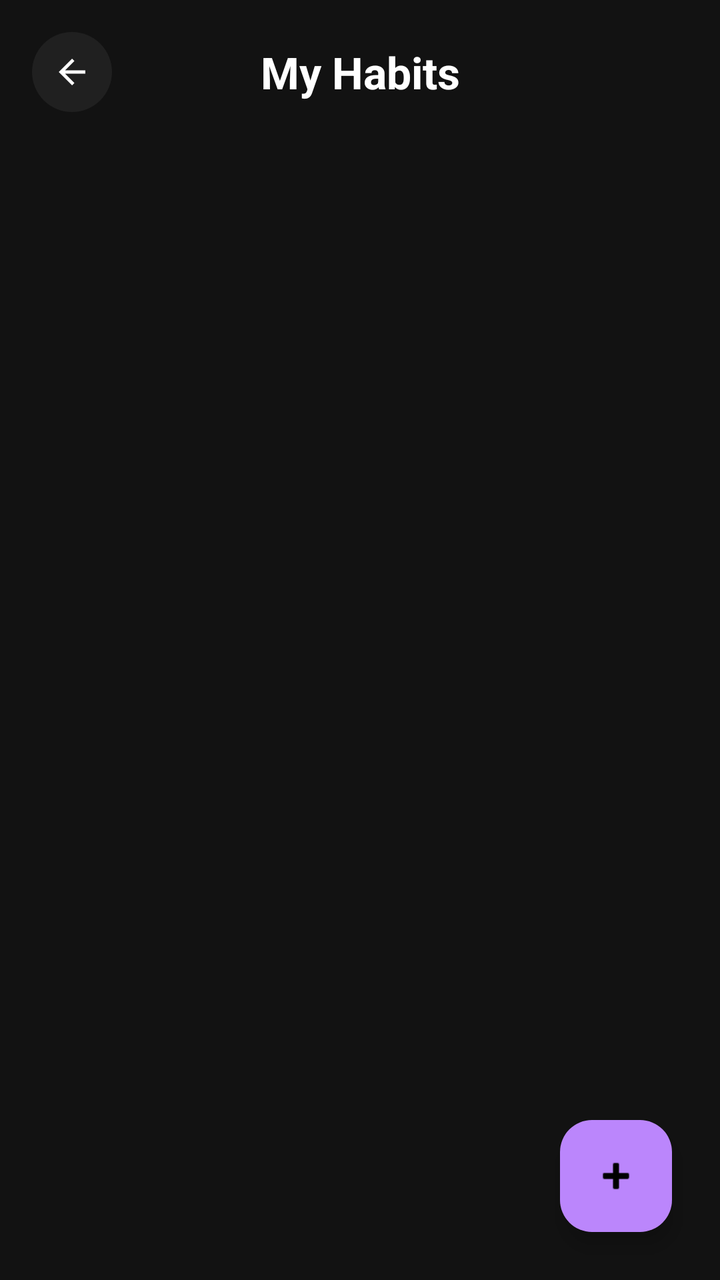
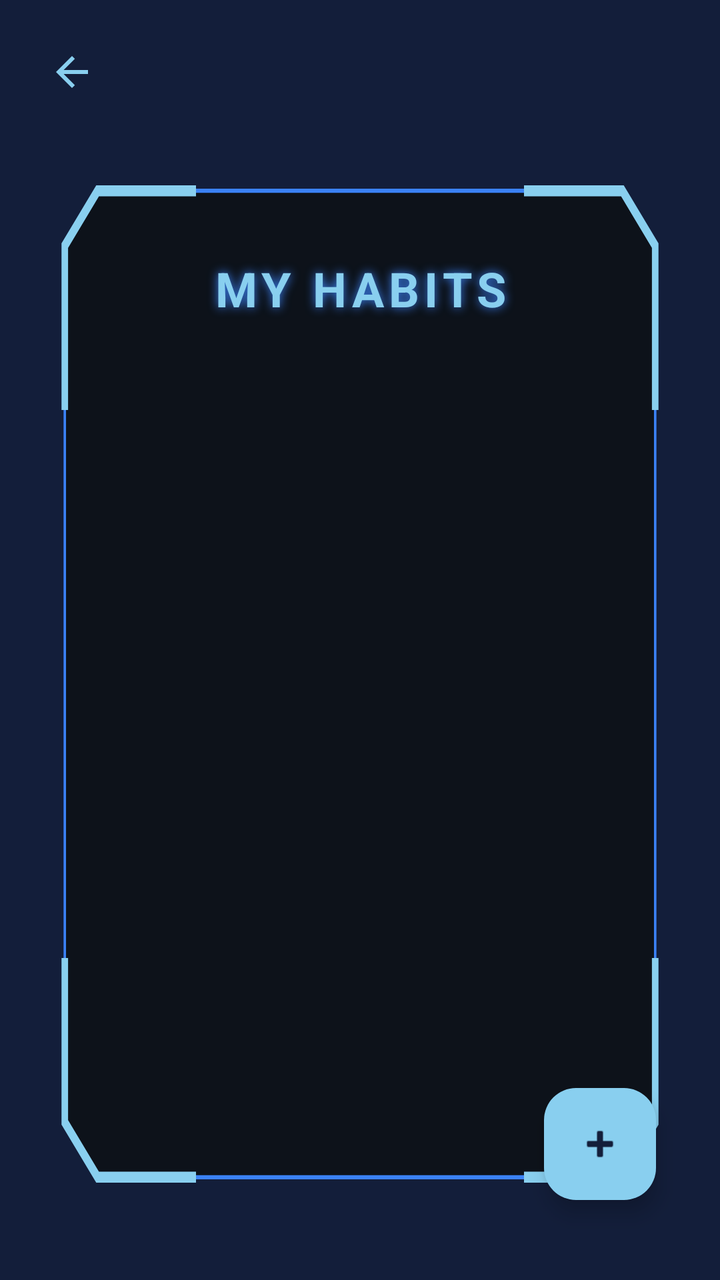

The first picture is an Android layout as it rendered before a commit; the second is the same layout after the commit. The layout source and the unified diff follow.
<!-- AndroidManifest.xml: application theme Theme.HabitFLOWS -->
<!-- res/layout/activity_habit.xml -->
<?xml version="1.0" encoding="utf-8"?>
<androidx.constraintlayout.widget.ConstraintLayout xmlns:android="http://schemas.android.com/apk/res/android"
    xmlns:app="http://schemas.android.com/apk/res-auto"
    xmlns:tools="http://schemas.android.com/tools"
    android:id="@+id/main"
    android:layout_width="match_parent"
    android:layout_height="match_parent"
    android:background="@color/background_black"
    tools:context=".Habit">

    
    <ImageView
        android:id="@+id/btnBackProfile"
        android:layout_width="40dp"
        android:layout_height="40dp"
        android:layout_marginStart="16dp"
        android:layout_marginTop="16dp"
        android:background="@drawable/circle_button_bg"
        android:contentDescription="Back"
        android:padding="10dp"
        app:layout_constraintStart_toStartOf="parent"
        app:layout_constraintTop_toTopOf="parent"
        app:srcCompat="@drawable/outline_arrow_back_24"
        app:tint="@color/white" />

    <TextView
        android:id="@+id/tvHabitHeader"
        android:layout_width="wrap_content"
        android:layout_height="wrap_content"
        android:text="My Habits"
        android:textAppearance="@style/TextAppearance.Material3.TitleLarge"
        android:textColor="@color/white"
        android:textStyle="bold"
        app:layout_constraintBottom_toBottomOf="@+id/btnBackProfile"
        app:layout_constraintEnd_toEndOf="parent"
        app:layout_constraintStart_toStartOf="parent"
        app:layout_constraintTop_toTopOf="@+id/btnBackProfile" />

    
    <androidx.recyclerview.widget.RecyclerView
        android:id="@+id/rvHabits"
        android:layout_width="match_parent"
        android:layout_height="0dp"
        android:layout_marginTop="16dp"
        android:clipToPadding="false"
        android:paddingBottom="88dp"
        app:layout_constraintBottom_toBottomOf="parent"
        app:layout_constraintTop_toBottomOf="@id/btnBackProfile"
        tools:listitem="@layout/item_habit" />

    
    <com.google.android.material.floatingactionbutton.FloatingActionButton
        android:id="@+id/fabAddHabit"
        android:layout_width="wrap_content"
        android:layout_height="wrap_content"
        android:layout_margin="24dp"
        android:contentDescription="Add Habit"
        android:src="@android:drawable/ic_input_add"
        app:backgroundTint="@color/purple_200"
        app:layout_constraintBottom_toBottomOf="parent"
        app:layout_constraintEnd_toEndOf="parent"
        app:tint="@color/black" />

</androidx.constraintlayout.widget.ConstraintLayout>
<!-- res/layout/item_habit.xml (included above) -->
<?xml version="1.0" encoding="utf-8"?>
<com.google.android.material.card.MaterialCardView xmlns:android="http://schemas.android.com/apk/res/android"
    xmlns:app="http://schemas.android.com/apk/res-auto"
    android:layout_width="match_parent"
    android:layout_height="wrap_content"
    android:layout_marginHorizontal="20dp"
    android:layout_marginVertical="8dp"
    app:cardBackgroundColor="@color/surface_dark"
    app:cardCornerRadius="24dp"
    app:cardElevation="4dp">

    <androidx.constraintlayout.widget.ConstraintLayout
        android:layout_width="match_parent"
        android:layout_height="wrap_content"
        android:padding="24dp">

        <TextView
            android:id="@+id/tvHabitName"
            android:layout_width="0dp"
            android:layout_height="wrap_content"
            android:layout_marginEnd="8dp"
            android:textAppearance="@style/TextAppearance.Material3.HeadlineSmall"
            android:textColor="@color/whiteText"
            android:textStyle="bold"
            app:layout_constraintEnd_toStartOf="@+id/llButtons"
            app:layout_constraintStart_toStartOf="parent"
            app:layout_constraintTop_toTopOf="parent" />

        <LinearLayout
            android:id="@+id/llButtons"
            android:layout_width="wrap_content"
            android:layout_height="wrap_content"
            android:orientation="horizontal"
            app:layout_constraintEnd_toEndOf="parent"
            app:layout_constraintTop_toTopOf="parent">

            <com.google.android.material.button.MaterialButton
                android:id="@+id/btnEditHabit"
                style="@style/Widget.Material3.Button.TextButton"
                android:layout_width="wrap_content"
                android:layout_height="wrap_content"
                android:minWidth="0dp"
                android:minHeight="0dp"
                android:padding="4dp"
                android:text="Edit"
                android:textColor="@color/purple_200"
                android:textSize="12sp"
                app:icon="@android:drawable/ic_menu_edit"
                app:iconSize="14dp"
                app:iconTint="@color/purple_200" />

            <com.google.android.material.button.MaterialButton
                android:id="@+id/btnDeleteHabit"
                style="@style/Widget.Material3.Button.TextButton"
                android:layout_width="wrap_content"
                android:layout_height="wrap_content"
                android:minWidth="0dp"
                android:minHeight="0dp"
                android:padding="4dp"
                android:text="Delete"
                android:textColor="#FF5252"
                android:textSize="12sp"
                app:icon="@android:drawable/ic_menu_delete"
                app:iconSize="14dp"
                app:iconTint="#FF5252" />
        </LinearLayout>

        <LinearLayout
            android:id="@+id/llDuration"
            android:layout_width="wrap_content"
            android:layout_height="wrap_content"
            android:layout_marginTop="20dp"
            android:orientation="vertical"
            app:layout_constraintStart_toStartOf="parent"
            app:layout_constraintTop_toBottomOf="@id/tvHabitName">

            <TextView
                android:layout_width="wrap_content"
                android:layout_height="wrap_content"
                android:text="DURATION"
                android:textAppearance="@style/TextAppearance.Material3.LabelLarge"
                android:textColor="#80FFFFFF" />

            <TextView
                android:id="@+id/tvHabitDuration"
                android:layout_width="wrap_content"
                android:layout_height="wrap_content"
                android:textAppearance="@style/TextAppearance.Material3.BodyLarge"
                android:textColor="@color/whiteText" />
        </LinearLayout>

        <TextView
            android:id="@+id/tvProgressLabel"
            android:layout_width="wrap_content"
            android:layout_height="wrap_content"
            android:layout_marginTop="28dp"
            android:text="PROGRESS"
            android:textAppearance="@style/TextAppearance.Material3.LabelLarge"
            android:textColor="#80FFFFFF"
            app:layout_constraintStart_toStartOf="parent"
            app:layout_constraintTop_toBottomOf="@id/llDuration" />

        <com.google.android.material.progressindicator.LinearProgressIndicator
            android:id="@+id/habitProgressIndicator"
            android:layout_width="0dp"
            android:layout_height="wrap_content"
            android:layout_marginTop="12dp"
            app:indicatorColor="@color/purple_200"
            app:layout_constraintEnd_toStartOf="@+id/tvHabitPercentage"
            app:layout_constraintStart_toStartOf="parent"
            app:layout_constraintTop_toBottomOf="@id/tvProgressLabel"
            app:trackColor="#1AFFFFFF"
            app:trackCornerRadius="8dp"
            app:trackThickness="12dp" />

        <TextView
            android:id="@+id/tvHabitPercentage"
            android:layout_width="wrap_content"
            android:layout_height="wrap_content"
            android:layout_marginStart="16dp"
            android:textAppearance="@style/TextAppearance.Material3.TitleMedium"
            android:textColor="@color/purple_200"
            android:textStyle="bold"
            app:layout_constraintBottom_toBottomOf="@+id/habitProgressIndicator"
            app:layout_constraintEnd_toEndOf="parent"
            app:layout_constraintTop_toTopOf="@+id/habitProgressIndicator" />

    </androidx.constraintlayout.widget.ConstraintLayout>
</com.google.android.material.card.MaterialCardView>
<!-- resources referenced by this layout -->
<resources>
  <color name="background_black">#121212</color>
  <color name="black">#FF000000</color>
  <color name="purple_200">#FFBB86FC</color>
  <color name="surface_dark">#1E1E1E</color>
  <color name="white">#FFFFFFFF</color>
  <color name="whiteText">#FFFFFF</color>
  <!-- drawable circle_button_bg (drawable) -->
  <?xml version="1.0" encoding="utf-8"?>
  <shape xmlns:android="http://schemas.android.com/apk/res/android"
      android:shape="oval">
      <solid android:color="#0FFFFFFF" />
  </shape>
  <!-- drawable outline_arrow_back_24 (drawable) -->
  <vector xmlns:android="http://schemas.android.com/apk/res/android" android:autoMirrored="true" android:height="24dp" android:tint="#000000" android:viewportHeight="960" android:viewportWidth="960" android:width="24dp">
        
      <path android:fillColor="@android:color/white" android:pathData="M313,520L537,744L480,800L160,480L480,160L537,216L313,440L800,440L800,520L313,520Z"/>
      
  </vector>
  <style name="Theme.HabitFLOWS" parent="Base.Theme.HabitFLOWS" />
  <style name="Base.Theme.HabitFLOWS" parent="Theme.Material3.DayNight.NoActionBar">
          
          
      </style>
</resources>

<!-- the commit's change to res/layout/activity_habit.xml (unified diff, before → after) -->
@@ -1,65 +1,91 @@
 <?xml version="1.0" encoding="utf-8"?>
-<androidx.constraintlayout.widget.ConstraintLayout xmlns:android="http://schemas.android.com/apk/res/android"
+<androidx.constraintlayout.widget.ConstraintLayout 
+    xmlns:android="http://schemas.android.com/apk/res/android"
     xmlns:app="http://schemas.android.com/apk/res-auto"
     xmlns:tools="http://schemas.android.com/tools"
     android:id="@+id/main"
     android:layout_width="match_parent"
     android:layout_height="match_parent"
-    android:background="@color/background_black"
+    android:background="@color/denim"
     tools:context=".Habit">
 
     
     <ImageView
         android:id="@+id/btnBackProfile"
-        android:layout_width="40dp"
-        android:layout_height="40dp"
-        android:layout_marginStart="16dp"
-        android:layout_marginTop="16dp"
-        android:background="@drawable/circle_button_bg"
+        android:layout_width="48dp"
+        android:layout_height="48dp"
+        android:layout_marginStart="12dp"
+        android:layout_marginTop="12dp"
         android:contentDescription="Back"
-        android:padding="10dp"
+        android:padding="12dp"
+        android:src="@drawable/outline_arrow_back_24"
         app:layout_constraintStart_toStartOf="parent"
         app:layout_constraintTop_toTopOf="parent"
-        app:srcCompat="@drawable/outline_arrow_back_24"
-        app:tint="@color/white" />
-
-    <TextView
-        android:id="@+id/tvHabitHeader"
-        android:layout_width="wrap_content"
-        android:layout_height="wrap_content"
-        android:text="My Habits"
-        android:textAppearance="@style/TextAppearance.Material3.TitleLarge"
-        android:textColor="@color/white"
-        android:textStyle="bold"
-        app:layout_constraintBottom_toBottomOf="@+id/btnBackProfile"
+        app:tint="@color/baby_blue" />
+
+    
+    <LinearLayout
+        android:id="@+id/notificationContainer"
+        android:layout_width="0dp"
+        android:layout_height="0dp"
+        android:layout_marginStart="16dp"
+        android:layout_marginTop="8dp"
+        android:layout_marginEnd="16dp"
+        android:layout_marginBottom="24dp"
+        android:background="@drawable/system"
+        android:orientation="vertical"
+        android:padding="48dp"
+        app:layout_constrainedWidth="true"
+        app:layout_constraintWidth_max="550dp"
+        app:layout_constraintBottom_toBottomOf="parent"
         app:layout_constraintEnd_toEndOf="parent"
         app:layout_constraintStart_toStartOf="parent"
-        app:layout_constraintTop_toTopOf="@+id/btnBackProfile" />
-
-    
-    <androidx.recyclerview.widget.RecyclerView
-        android:id="@+id/rvHabits"
-        android:layout_width="match_parent"
-        android:layout_height="0dp"
-        android:layout_marginTop="16dp"
-        android:clipToPadding="false"
-        android:paddingBottom="88dp"
-        app:layout_constraintBottom_toBottomOf="parent"
-        app:layout_constraintTop_toBottomOf="@id/btnBackProfile"
-        tools:listitem="@layout/item_habit" />
+        app:layout_constraintTop_toBottomOf="@id/btnBackProfile">
+
+        
+        <TextView
+            android:id="@+id/tvHabitHeader"
+            android:layout_width="match_parent"
+            android:layout_height="wrap_content"
+            android:layout_marginTop="12dp"
+            android:layout_marginBottom="24dp"
+            android:gravity="center"
+            android:letterSpacing="0.1"
+            android:shadowColor="@color/border"
+            android:shadowDx="0"
+            android:shadowDy="0"
+            android:shadowRadius="12"
+            android:text="MY HABITS"
+            android:textColor="@color/baby_blue"
+            android:textSize="24sp"
+            android:textStyle="bold" />
+
+        
+        <androidx.recyclerview.widget.RecyclerView
+            android:id="@+id/rvHabits"
+            android:layout_width="match_parent"
+            android:layout_height="0dp"
+            android:layout_weight="1"
+            android:clipToPadding="false"
+            android:paddingBottom="80dp"
+            tools:listitem="@layout/item_habit" />
+
+    </LinearLayout>
 
     
     <com.google.android.material.floatingactionbutton.FloatingActionButton
         android:id="@+id/fabAddHabit"
         android:layout_width="wrap_content"
         android:layout_height="wrap_content"
-        android:layout_margin="24dp"
+        android:layout_marginEnd="32dp"
+        android:layout_marginBottom="40dp"
         android:contentDescription="Add Habit"
         android:src="@android:drawable/ic_input_add"
-        app:backgroundTint="@color/purple_200"
+        app:backgroundTint="@color/baby_blue"
         app:layout_constraintBottom_toBottomOf="parent"
         app:layout_constraintEnd_toEndOf="parent"
-        app:tint="@color/black" />
+        app:shapeAppearanceOverlay="@style/Widget.Material3.FloatingActionButton.Primary"
+        app:tint="@color/denim" />
 
 </androidx.constraintlayout.widget.ConstraintLayout>
 <!-- res/layout/item_habit.xml (included above) -->
@@ -70,22 +96,53 @@
     android:layout_height="wrap_content"
     android:layout_marginHorizontal="20dp"
     android:layout_marginVertical="8dp"
-    app:cardBackgroundColor="@color/surface_dark"
-    app:cardCornerRadius="24dp"
-    app:cardElevation="4dp">
+    app:cardBackgroundColor="#0D1117"
+    app:cardCornerRadius="0dp"
+    app:cardElevation="0dp"
+    app:strokeColor="#3B82F6"
+    app:strokeWidth="2dp">
 
     <androidx.constraintlayout.widget.ConstraintLayout
         android:layout_width="match_parent"
         android:layout_height="wrap_content"
-        android:padding="24dp">
+        android:padding="16dp">
+
+        
+        <View
+            android:layout_width="12dp"
+            android:layout_height="2dp"
+            android:background="#3B82F6"
+            app:layout_constraintStart_toStartOf="parent"
+            app:layout_constraintTop_toTopOf="parent" />
+        <View
+            android:layout_width="2dp"
+            android:layout_height="12dp"
+            android:background="#3B82F6"
+            app:layout_constraintStart_toStartOf="parent"
+            app:layout_constraintTop_toTopOf="parent" />
+
+        <View
+            android:layout_width="12dp"
+            android:layout_height="2dp"
+            android:background="#3B82F6"
+            app:layout_constraintEnd_toEndOf="parent"
+            app:layout_constraintTop_toTopOf="parent" />
+        <View
+            android:layout_width="2dp"
+            android:layout_height="12dp"
+            android:background="#3B82F6"
+            app:layout_constraintEnd_toEndOf="parent"
+            app:layout_constraintTop_toTopOf="parent" />
 
         <TextView
             android:id="@+id/tvHabitName"
             android:layout_width="0dp"
             android:layout_height="wrap_content"
             android:layout_marginEnd="8dp"
-            android:textAppearance="@style/TextAppearance.Material3.HeadlineSmall"
-            android:textColor="@color/whiteText"
+            android:letterSpacing="0.1"
+            android:text="HABIT NAME"
+            android:textColor="#FFFFFF"
+            android:textSize="18sp"
             android:textStyle="bold"
             app:layout_constraintEnd_toStartOf="@+id/llButtons"
             app:layout_constraintStart_toStartOf="parent"
@@ -107,12 +164,12 @@
                 android:minWidth="0dp"
                 android:minHeight="0dp"
                 android:padding="4dp"
-                android:text="Edit"
-                android:textColor="@color/purple_200"
-                android:textSize="12sp"
+                android:text="EDIT"
+                android:textColor="#A78BFA"
+                android:textSize="10sp"
                 app:icon="@android:drawable/ic_menu_edit"
-                app:iconSize="14dp"
-                app:iconTint="@color/purple_200" />
+                app:iconSize="12dp"
+                app:iconTint="#A78BFA" />
 
             <com.google.android.material.button.MaterialButton
                 android:id="@+id/btnDeleteHabit"
@@ -122,46 +179,57 @@
                 android:minWidth="0dp"
                 android:minHeight="0dp"
                 android:padding="4dp"
-                android:text="Delete"
-                android:textColor="#FF5252"
-                android:textSize="12sp"
+                android:text="DELETE"
+                android:textColor="#EF4444"
+                android:textSize="10sp"
                 app:icon="@android:drawable/ic_menu_delete"
-                app:iconSize="14dp"
-                app:iconTint="#FF5252" />
+                app:iconSize="12dp"
+                app:iconTint="#EF4444" />
         </LinearLayout>
+
+        <View
+            android:id="@+id/divider"
+            android:layout_width="match_parent"
+            android:layout_height="1dp"
+            android:layout_marginTop="8dp"
+            android:background="#1F2937"
+            app:layout_constraintTop_toBottomOf="@id/tvHabitName" />
 
         <LinearLayout
             android:id="@+id/llDuration"
             android:layout_width="wrap_content"
             android:layout_height="wrap_content"
-            android:layout_marginTop="20dp"
+            android:layout_marginTop="12dp"
             android:orientation="vertical"
             app:layout_constraintStart_toStartOf="parent"
-            app:layout_constraintTop_toBottomOf="@id/tvHabitName">
+            app:layout_constraintTop_toBottomOf="@id/divider">
 
             <TextView
                 android:layout_width="wrap_content"
                 android:layout_height="wrap_content"
                 android:text="DURATION"
-                android:textAppearance="@style/TextAppearance.Material3.LabelLarge"
-                android:textColor="#80FFFFFF" />
+                android:textColor="#9CA3AF"
+                android:textSize="10sp"
+                android:textStyle="bold" />
 
             <TextView
                 android:id="@+id/tvHabitDuration"
                 android:layout_width="wrap_content"
                 android:layout_height="wrap_content"
-                android:textAppearance="@style/TextAppearance.Material3.BodyLarge"
-                android:textColor="@color/whiteText" />
+                android:text="30 Days"
+                android:textColor="#FFFFFF"
+                android:textSize="14sp" />
         </LinearLayout>
 
         <TextView
             android:id="@+id/tvProgressLabel"
             android:layout_width="wrap_content"
             android:layout_height="wrap_content"
-            android:layout_marginTop="28dp"
-            android:text="PROGRESS"
-            android:textAppearance="@style/TextAppearance.Material3.LabelLarge"
-            android:textColor="#80FFFFFF"
+            android:layout_marginTop="16dp"
+            android:text="COMPLETION PROGRESS"
+            android:textColor="#60A5FA"
+            android:textSize="10sp"
+            android:textStyle="bold"
             app:layout_constraintStart_toStartOf="parent"
             app:layout_constraintTop_toBottomOf="@id/llDuration" />
 
@@ -169,26 +237,53 @@
             android:id="@+id/habitProgressIndicator"
             android:layout_width="0dp"
             android:layout_height="wrap_content"
-            android:layout_marginTop="12dp"
-            app:indicatorColor="@color/purple_200"
+            android:layout_marginTop="8dp"
+            app:indicatorColor="#A78BFA"
             app:layout_constraintEnd_toStartOf="@+id/tvHabitPercentage"
             app:layout_constraintStart_toStartOf="parent"
             app:layout_constraintTop_toBottomOf="@id/tvProgressLabel"
-            app:trackColor="#1AFFFFFF"
-            app:trackCornerRadius="8dp"
-            app:trackThickness="12dp" />
+            app:trackColor="#1F2937"
+            app:trackThickness="8dp" />
 
         <TextView
             android:id="@+id/tvHabitPercentage"
             android:layout_width="wrap_content"
             android:layout_height="wrap_content"
-            android:layout_marginStart="16dp"
-            android:textAppearance="@style/TextAppearance.Material3.TitleMedium"
-            android:textColor="@color/purple_200"
+            android:layout_marginStart="12dp"
+            android:text="45%"
+            android:textColor="#A78BFA"
+            android:textSize="14sp"
             android:textStyle="bold"
             app:layout_constraintBottom_toBottomOf="@+id/habitProgressIndicator"
             app:layout_constraintEnd_toEndOf="parent"
             app:layout_constraintTop_toTopOf="@+id/habitProgressIndicator" />
 
+        
+        <View
+            android:layout_width="12dp"
+            android:layout_height="2dp"
+            android:background="#3B82F6"
+            app:layout_constraintBottom_toBottomOf="parent"
+            app:layout_constraintStart_toStartOf="parent" />
+        <View
+            android:layout_width="2dp"
+            android:layout_height="12dp"
+            android:background="#3B82F6"
+            app:layout_constraintBottom_toBottomOf="parent"
+            app:layout_constraintStart_toStartOf="parent" />
+
+        <View
+            android:layout_width="12dp"
+            android:layout_height="2dp"
+            android:background="#3B82F6"
+            app:layout_constraintBottom_toBottomOf="parent"
+            app:layout_constraintEnd_toEndOf="parent" />
+        <View
+            android:layout_width="2dp"
+            android:layout_height="12dp"
+            android:background="#3B82F6"
+            app:layout_constraintBottom_toBottomOf="parent"
+            app:layout_constraintEnd_toEndOf="parent" />
+
     </androidx.constraintlayout.widget.ConstraintLayout>
 </com.google.android.material.card.MaterialCardView>
<!-- resource entries referenced after the edit -->
@@ -1,24 +1,59 @@
 <!-- resources referenced by this layout -->
 <resources>
-  <color name="background_black">#121212</color>
-  <color name="black">#FF000000</color>
-  <color name="purple_200">#FFBB86FC</color>
-  <color name="surface_dark">#1E1E1E</color>
-  <color name="white">#FFFFFFFF</color>
-  <color name="whiteText">#FFFFFF</color>
-  <!-- drawable circle_button_bg (drawable) -->
-  <?xml version="1.0" encoding="utf-8"?>
-  <shape xmlns:android="http://schemas.android.com/apk/res/android"
-      android:shape="oval">
-      <solid android:color="#0FFFFFFF" />
-  </shape>
+  <color name="baby_blue">#89CFEF</color>
+  <color name="border">#3B82F6</color>
+  <color name="denim">#131E3A</color>
   <!-- drawable outline_arrow_back_24 (drawable) -->
   <vector xmlns:android="http://schemas.android.com/apk/res/android" android:autoMirrored="true" android:height="24dp" android:tint="#000000" android:viewportHeight="960" android:viewportWidth="960" android:width="24dp">
         
       <path android:fillColor="@android:color/white" android:pathData="M313,520L537,744L480,800L160,480L480,160L537,216L313,440L800,440L800,520L313,520Z"/>
       
   </vector>
+  <!-- drawable system (drawable) -->
+  <?xml version="1.0" encoding="utf-8"?>
+  <vector xmlns:android="http://schemas.android.com/apk/res/android"
+      android:width="400dp"
+      android:height="400dp"
+      android:viewportWidth="400"
+      android:viewportHeight="400">
+  
+      
+      <path
+          android:fillAlpha="0.9"
+          android:fillColor="@color/background"
+          android:pathData="M40,20 L360,20 L380,40 L380,360 L360,380 L40,380 L20,360 L20,40 Z" />
+  
+      
+      <path
+          android:strokeColor="@color/border"
+          android:strokeWidth="1.5"
+          android:pathData="M40,20 L360,20 L380,40 L380,360 L360,380 L40,380 L20,360 L20,40 Z" />
+  
+      
+      <path
+          android:strokeColor="@color/baby_blue"
+          android:strokeWidth="4"
+          android:strokeLineCap="butt"
+          android:pathData="M20,100 V40 L40,20 H100" />
+      <path
+          android:strokeColor="@color/baby_blue"
+          android:strokeWidth="4"
+          android:strokeLineCap="butt"
+          android:pathData="M300,20 H360 L380,40 V100" />
+      <path
+          android:strokeColor="@color/baby_blue"
+          android:strokeWidth="4"
+          android:strokeLineCap="butt"
+          android:pathData="M20,300 V360 L40,380 H100" />
+      <path
+          android:strokeColor="@color/baby_blue"
+          android:strokeWidth="4"
+          android:strokeLineCap="butt"
+          android:pathData="M300,380 H360 L380,360 V300" />
+  
+  </vector>
   <style name="Theme.HabitFLOWS" parent="Base.Theme.HabitFLOWS" />
+  <color name="background">#0D1117</color>
   <style name="Base.Theme.HabitFLOWS" parent="Theme.Material3.DayNight.NoActionBar">
           
           
